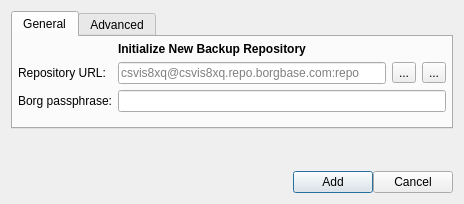
First picture: the form in src/vorta/assets/UI/repoadd.ui, repository borgbase/vorta, before the edit.
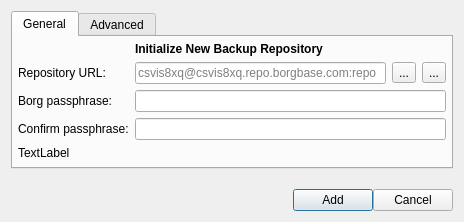
Second picture: the form after the edit. Icons and pictures are not drawn.

Commit message: Improve password handling (partial)

What changed in the file:
```diff
--- a/src/vorta/assets/UI/repoadd.ui
+++ b/src/vorta/assets/UI/repoadd.ui
@@ -127,6 +127,30 @@
          </property>
         </widget>
        </item>
+       <item row="3" column="1">
+        <widget class="QLineEdit" name="confirmLineEdit">
+         <property name="enabled">
+          <bool>true</bool>
+         </property>
+         <property name="echoMode">
+          <enum>QLineEdit::Password</enum>
+         </property>
+        </widget>
+       </item>
+       <item row="3" column="0">
+        <widget class="QLabel" name="confirmLabel">
+         <property name="text">
+          <string>Confirm passphrase:</string>
+         </property>
+        </widget>
+       </item>
+       <item row="4" column="0" colspan="2">
+        <widget class="QLabel" name="passwordLabel">
+         <property name="text">
+          <string>TextLabel</string>
+         </property>
+        </widget>
+       </item>
       </layout>
      </widget>
      <widget class="QWidget" name="tabWidgetPage2">
```
Left out of the diff: 1 changed line with no effect on the pictures. The commit also changes 3 other files.
